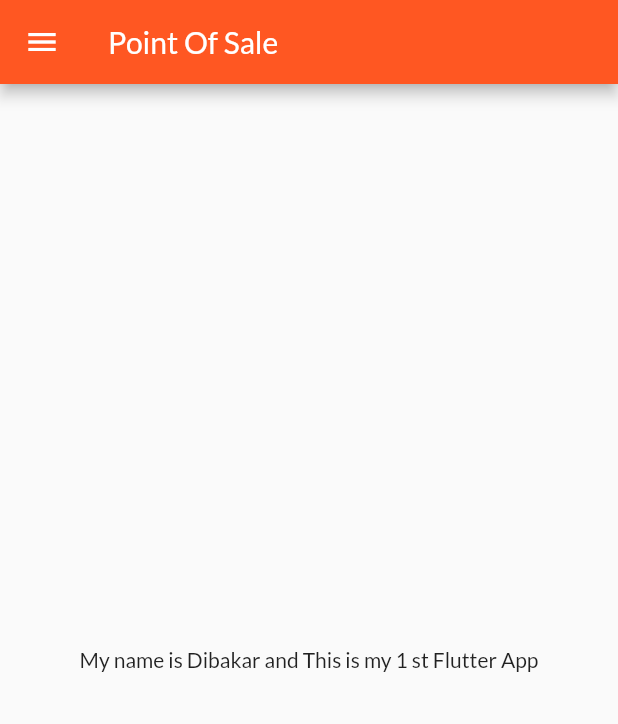
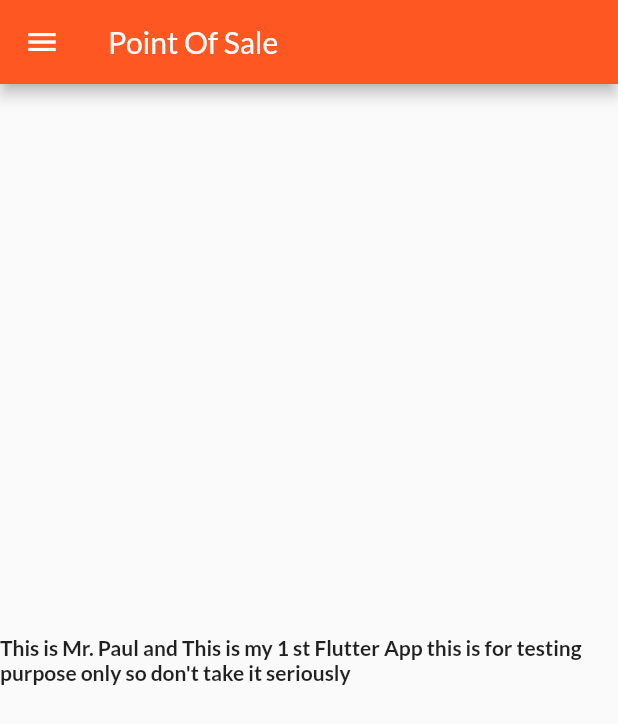
Before and after one commit to dibagit/flutter_POS, a Flutter app: the HomePage screen opened by its route, on a phone screen of 412 x 824 dp. Shown: the top 724 px of the screen. Run offline on Flutter 3.47's test engine with Material 2 defaults, Android fonts, the phone set to English and light mode, and no system bars; our stand-ins replace google_fonts.

Commit message:
day7 completed

```diff
--- a/lib/pages/home_page.dart
+++ b/lib/pages/home_page.dart
@@ -2,7 +2,7 @@ import 'package:flutter/material.dart';
 
 class HomePage extends StatelessWidget {
   final a = 1;
-  final String name = "Dibakar";
+  final String name = "Paul";
 
   @override
   Widget build(BuildContext context) {
@@ -12,7 +12,10 @@ class HomePage extends StatelessWidget {
       ),
       body: Center(
         child: Container(
-          child: Text("My name is $name and This is my $a st Flutter App"),
+          child: Text(
+            "This is Mr. $name and This is my $a st Flutter App this is for testing purpose only so don't take it seriously",
+            style: TextStyle(fontWeight: FontWeight.bold),
+          ),
         ),
       ),
       drawer: Drawer(),
```
